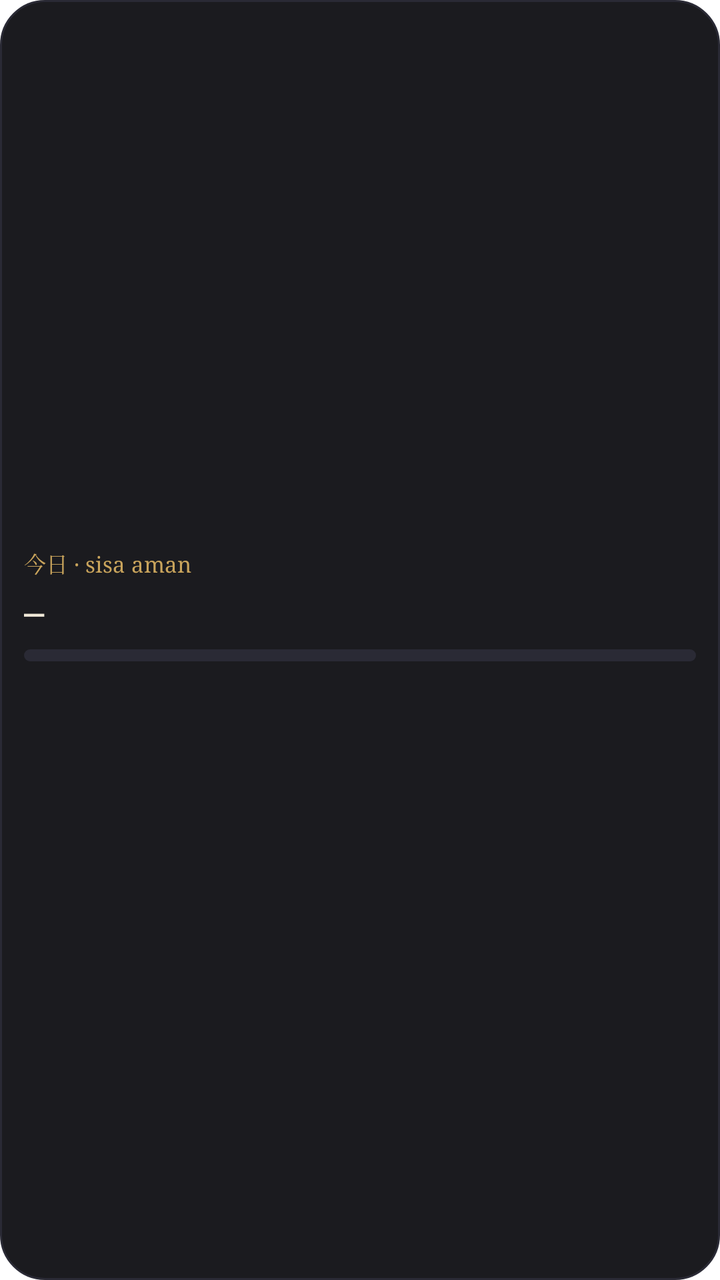
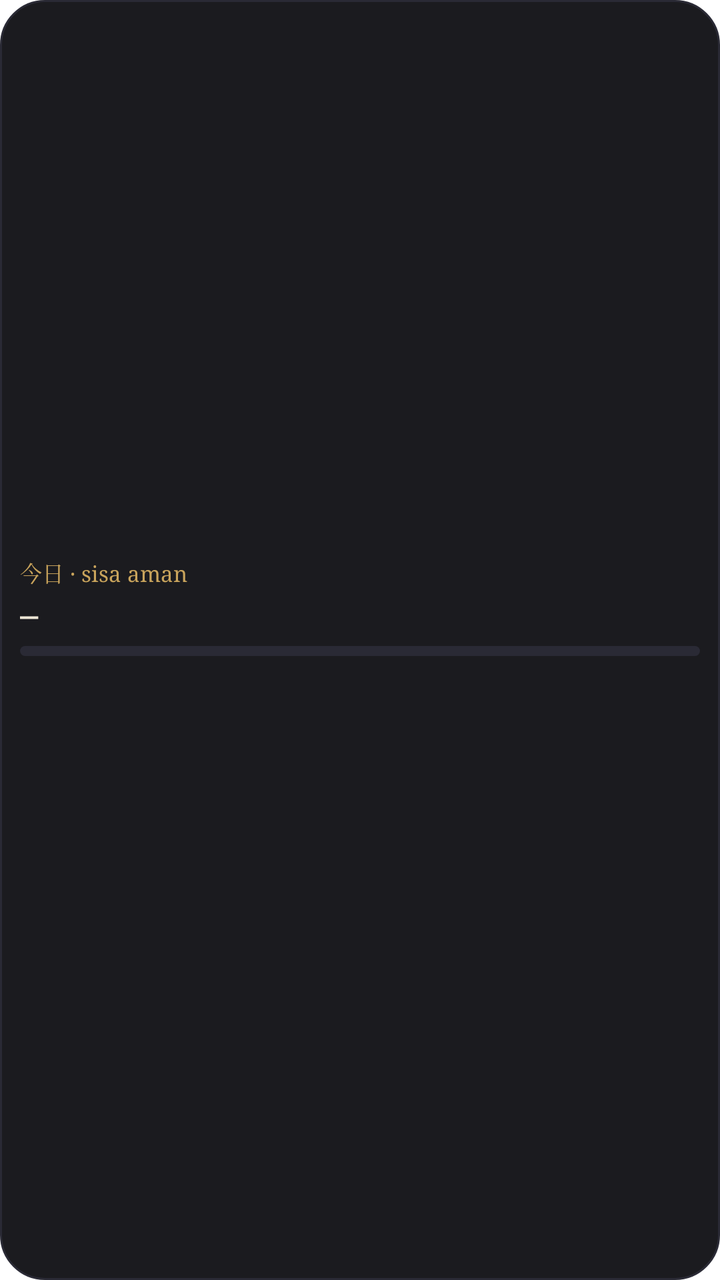

Before-and-after screenshots of an Android layout around one commit, followed by the original layout XML and the change that was made.
<!-- AndroidManifest.xml: fallback theme Theme.MaterialComponents.DayNight.NoActionBar -->
<!-- res/layout/widget_safe_spend.xml -->
<?xml version="1.0" encoding="utf-8"?>
<LinearLayout xmlns:android="http://schemas.android.com/apk/res/android"
    android:id="@+id/root"
    android:layout_width="match_parent"
    android:layout_height="match_parent"
    android:background="@drawable/widget_bg"
    android:gravity="center_vertical"
    android:orientation="vertical"
    android:padding="12dp">

    <TextView
        android:layout_width="wrap_content"
        android:layout_height="wrap_content"
        android:fontFamily="serif"
        android:text="今日 · sisa aman"
        android:textColor="#C9A45C"
        android:textSize="11sp" />

    <TextView
        android:id="@+id/safe_left"
        android:layout_width="match_parent"
        android:layout_height="wrap_content"
        android:layout_marginTop="2dp"
        android:ellipsize="end"
        android:fontFamily="serif"
        android:singleLine="true"
        android:text="–"
        android:textColor="#EDE6D6"
        android:textSize="20sp"
        android:textStyle="bold" />

    <ProgressBar
        android:id="@+id/progress"
        style="?android:attr/progressBarStyleHorizontal"
        android:layout_width="match_parent"
        android:layout_height="6dp"
        android:layout_marginTop="6dp"
        android:indeterminate="false"
        android:max="100"
        android:progressDrawable="@drawable/widget_progress" />

    <TextView
        android:id="@+id/per_day"
        android:layout_width="match_parent"
        android:layout_height="wrap_content"
        android:layout_marginTop="6dp"
        android:singleLine="true"
        android:textColor="#9A948A"
        android:textSize="11sp" />

    <TextView
        android:id="@+id/spent"
        android:layout_width="match_parent"
        android:layout_height="wrap_content"
        android:singleLine="true"
        android:textColor="#9A948A"
        android:textSize="11sp" />
</LinearLayout>
<!-- resources referenced by this layout -->
<resources>
  <!-- drawable widget_bg (drawable) -->
  <?xml version="1.0" encoding="utf-8"?>
  <shape xmlns:android="http://schemas.android.com/apk/res/android" android:shape="rectangle">
      <solid android:color="#F20F0F14" />
      <corners android:radius="22dp" />
      <stroke android:width="1dp" android:color="#2A2A35" />
  </shape>
  <!-- drawable widget_progress (drawable) -->
  <?xml version="1.0" encoding="utf-8"?>
  <layer-list xmlns:android="http://schemas.android.com/apk/res/android">
      <item android:id="@android:id/background">
          <shape android:shape="rectangle">
              <solid android:color="#2A2A35" />
              <corners android:radius="4dp" />
          </shape>
      </item>
      <item android:id="@android:id/progress">
          <clip>
              <shape android:shape="rectangle">
                  <solid android:color="#C9A45C" />
                  <corners android:radius="4dp" />
              </shape>
          </clip>
      </item>
  </layer-list>
</resources>

<!-- the commit's change to res/layout/widget_safe_spend.xml (unified diff, before → after) -->
@@ -6,12 +6,14 @@
     android:background="@drawable/widget_bg"
     android:gravity="center_vertical"
     android:orientation="vertical"
-    android:padding="12dp">
+    android:padding="10dp">
 
     <TextView
+        android:id="@+id/label"
         android:layout_width="wrap_content"
         android:layout_height="wrap_content"
         android:fontFamily="serif"
+        android:singleLine="true"
         android:text="今日 · sisa aman"
         android:textColor="#C9A45C"
         android:textSize="11sp" />
@@ -20,21 +22,20 @@
         android:id="@+id/safe_left"
         android:layout_width="match_parent"
         android:layout_height="wrap_content"
-        android:layout_marginTop="2dp"
         android:ellipsize="end"
         android:fontFamily="serif"
         android:singleLine="true"
         android:text="–"
         android:textColor="#EDE6D6"
-        android:textSize="20sp"
+        android:textSize="18sp"
         android:textStyle="bold" />
 
     <ProgressBar
         android:id="@+id/progress"
         style="?android:attr/progressBarStyleHorizontal"
         android:layout_width="match_parent"
-        android:layout_height="6dp"
-        android:layout_marginTop="6dp"
+        android:layout_height="5dp"
+        android:layout_marginTop="4dp"
         android:indeterminate="false"
         android:max="100"
         android:progressDrawable="@drawable/widget_progress" />
@@ -43,7 +44,7 @@
         android:id="@+id/per_day"
         android:layout_width="match_parent"
         android:layout_height="wrap_content"
-        android:layout_marginTop="6dp"
+        android:layout_marginTop="4dp"
         android:singleLine="true"
         android:textColor="#9A948A"
         android:textSize="11sp" />
